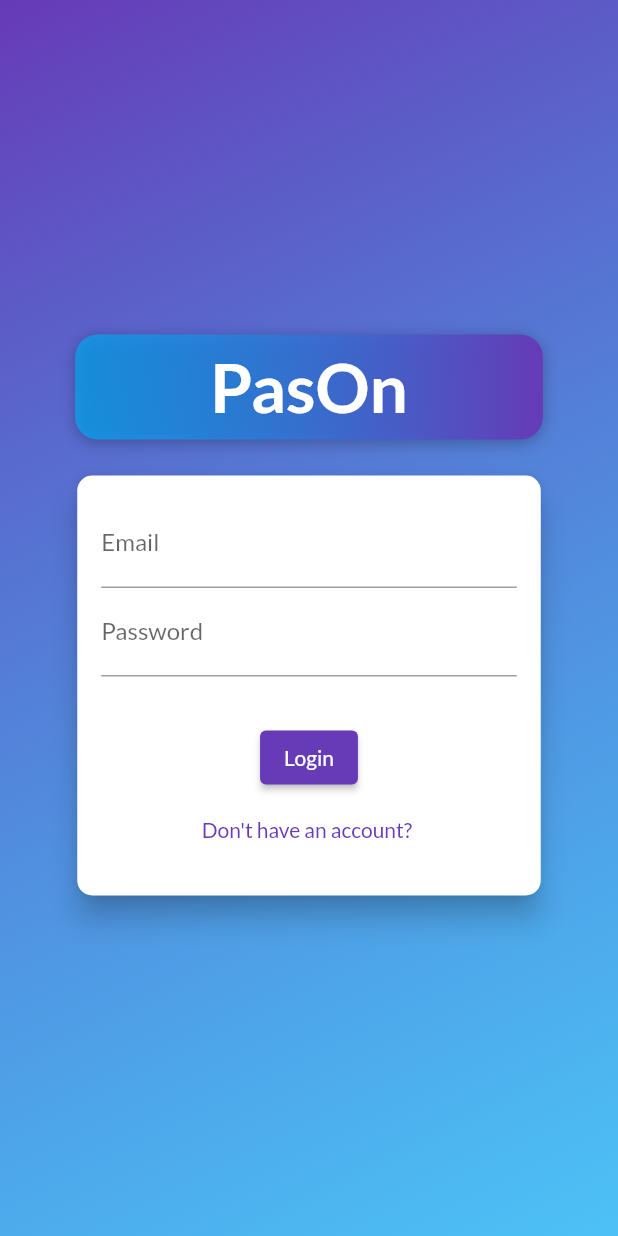
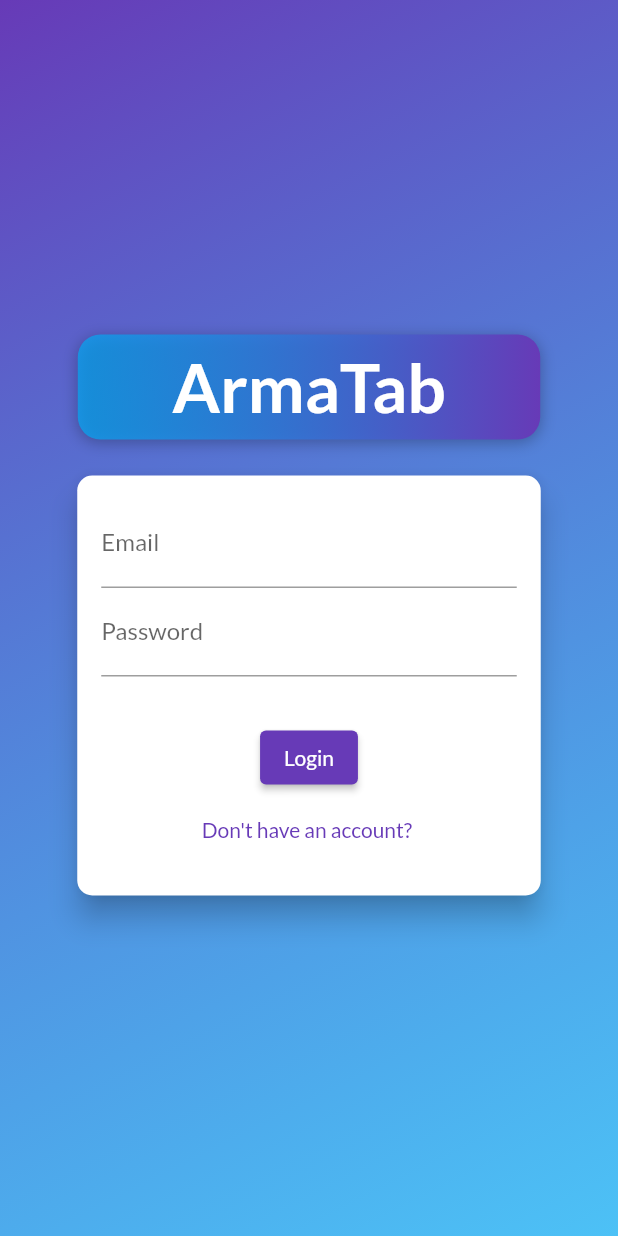
Before and after one commit to nayyara-airlangga/armatab, a Flutter app: the AuthScreen screen opened directly, on a phone screen of 412 x 824 dp. Run offline on Flutter 3.47's test engine with Material 2 defaults, Android fonts, the phone set to English and light mode, and no system bars; statements that could not run were skipped.

Commit message:
Renamed shop to ArmaTab

```diff
--- a/lib/main.dart
+++ b/lib/main.dart
@@ -51,7 +51,7 @@ class MyApp extends StatelessWidget {
       child: Consumer<Auth>(
         builder: (context, authData, _) => MaterialApp(
           debugShowCheckedModeBanner: false,
-          title: 'Arma Tabernam',
+          title: 'ArmaTab',
           theme: ThemeData(
             primarySwatch: Colors.deepPurple,
             accentColor: Colors.lightBlue,
--- a/lib/screens/auth_screen.dart
+++ b/lib/screens/auth_screen.dart
@@ -44,7 +44,7 @@ class AuthScreen extends StatelessWidget {
                     child: Container(
                       margin: const EdgeInsets.only(bottom: 20.0),
                       padding: const EdgeInsets.symmetric(
-                          vertical: 8.0, horizontal: 90.0),
+                          vertical: 8.0, horizontal: 63.0),
                       // transform: Matrix4.rotationZ(-8 * pi / 180)
                       // ..translate(-10.0),
                       // ..translate(-10.0),
@@ -67,7 +67,7 @@ class AuthScreen extends StatelessWidget {
                         ],
                       ),
                       child: Text(
-                        'PasOn',
+                        'ArmaTab',
                         style: Theme.of(context).textTheme.headline6.copyWith(
                               fontSize: 45,
                               fontWeight: FontWeight.bold,
@@ -247,7 +247,7 @@ class _AuthCardState extends State<AuthCard> {
                     validator: _authMode == AuthMode.Signup
                         ? (value) {
                             if (value != _passwordController.text) {
-                              return 'Passwords do not match!';
+                              return 'Passwords did not match';
                             }
                             return null;
                           }
```
